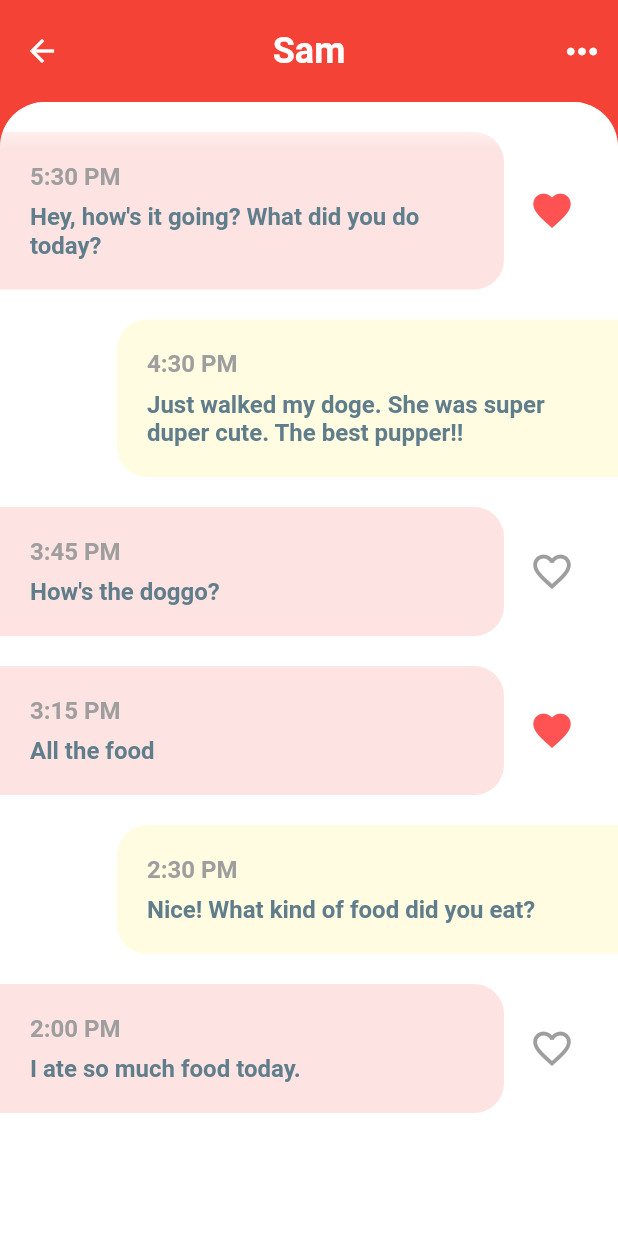
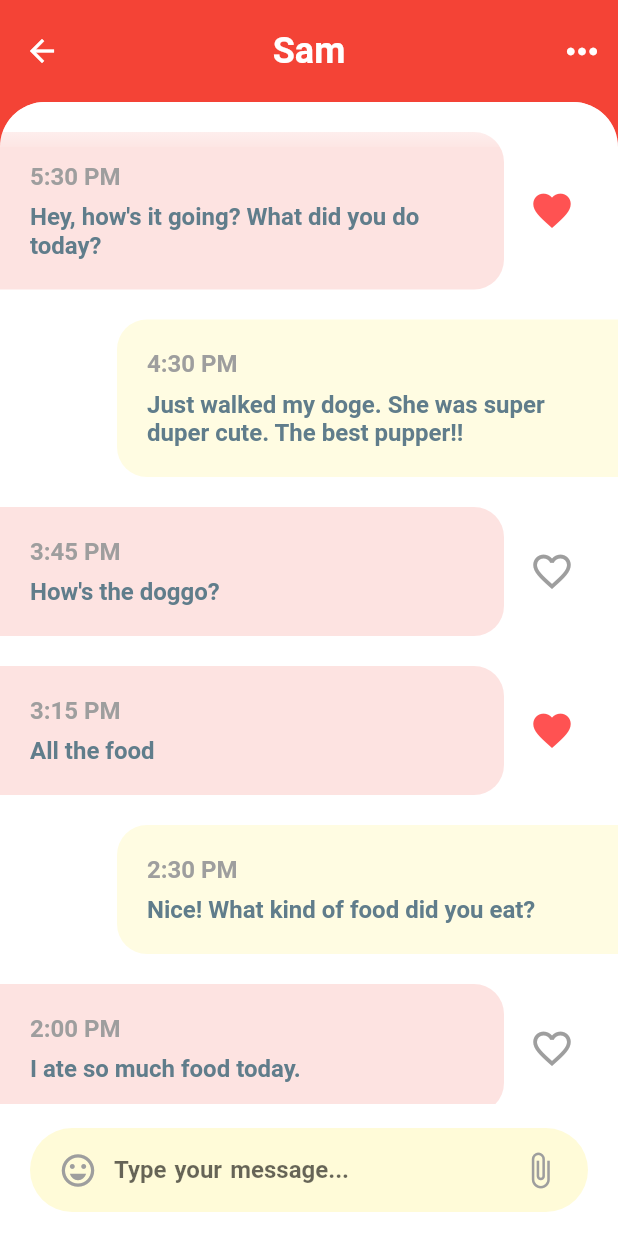
Before and after one commit to dimas-nur/flutter_messenger_app, a Flutter app: the screen it shows after launch, after a tap on "Sam", on a phone screen of 412 x 824 dp. Run offline on Flutter 3.47's test engine with Material 2 defaults, Android fonts, the light colour scheme and no system bars.

Commit message:
create message composer section in chat page

```diff
--- a/lib/presentation/pages/chat_page.dart
+++ b/lib/presentation/pages/chat_page.dart
@@ -58,30 +58,8 @@ class ChatPage extends StatelessWidget {
                   children: [
                     Column(
                       children: [
-                        Expanded(
-                          child: ListView.builder(
-                            padding: const EdgeInsets.symmetric(
-                              vertical: 10,
-                            ),
-                            shrinkWrap: true,
-                            itemCount: DummyData.getMessages(sender).length,
-                            itemBuilder: (context, index) {
-                              final message =
-                                  DummyData.getMessages(sender)[index];
-
-                              return _cardMessage(
-                                message,
-                                message.sender.id ==
-                                    DummyData.getCurrentUser().id,
-                              );
-                            },
-                          ),
-                        ),
-                        // TODO : Change to widget message composer
-                        Container(
-                          height: 80,
-                          color: Colors.white,
-                        )
+                        _chatSection(),
+                        _messageComposerSection(context),
                       ],
                     ),
                     Container(
@@ -103,6 +81,26 @@ class ChatPage extends StatelessWidget {
             ),
           ),
         ],
+      ),
+    );
+  }
+
+  Widget _chatSection() {
+    return Expanded(
+      child: ListView.builder(
+        padding: const EdgeInsets.symmetric(
+          vertical: 10,
+        ),
+        shrinkWrap: true,
+        itemCount: DummyData.getMessages(sender).length,
+        itemBuilder: (context, index) {
+          final message = DummyData.getMessages(sender)[index];
+
+          return _cardMessage(
+            message,
+            message.sender.id == DummyData.getCurrentUser().id,
+          );
+        },
       ),
     );
   }
@@ -179,4 +177,65 @@ class ChatPage extends StatelessWidget {
       ),
     );
   }
+
+  Widget _messageComposerSection(
+    BuildContext context,
+  ) {
+    return Container(
+      width: double.infinity,
+      color: Colors.white,
+      child: Column(
+        mainAxisAlignment: MainAxisAlignment.center,
+        children: [
+          Container(
+            margin: const EdgeInsets.symmetric(
+              vertical: 16,
+              horizontal: 20,
+            ),
+            padding: const EdgeInsets.symmetric(
+              vertical: 4,
+              horizontal: 8,
+            ),
+            decoration: BoxDecoration(
+              color: Colors.yellow.withOpacity(0.2),
+              borderRadius: BorderRadius.circular(30),
+            ),
+            child: Row(
+              children: [
+                IconButton(
+                  onPressed: () {},
+                  icon: const Icon(
+                    Icons.emoji_emotions_outlined,
+                    size: 26,
+                    color: Colors.grey,
+                  ),
+                ),
+                Expanded(
+                  child: TextField(
+                    style: TextStyle(
+                      fontWeight: FontWeight.w600,
+                      wordSpacing: 1.4,
+                      color: Colors.grey[700],
+                    ),
+                    textCapitalization: TextCapitalization.sentences,
+                    decoration: const InputDecoration.collapsed(
+                      hintText: 'Type your message...',
+                    ),
+                  ),
+                ),
+                IconButton(
+                  onPressed: () {},
+                  icon: const Icon(
+                    Icons.attach_file,
+                    size: 26,
+                    color: Colors.grey,
+                  ),
+                ),
+              ],
+            ),
+          ),
+        ],
+      ),
+    );
+  }
 }
```
